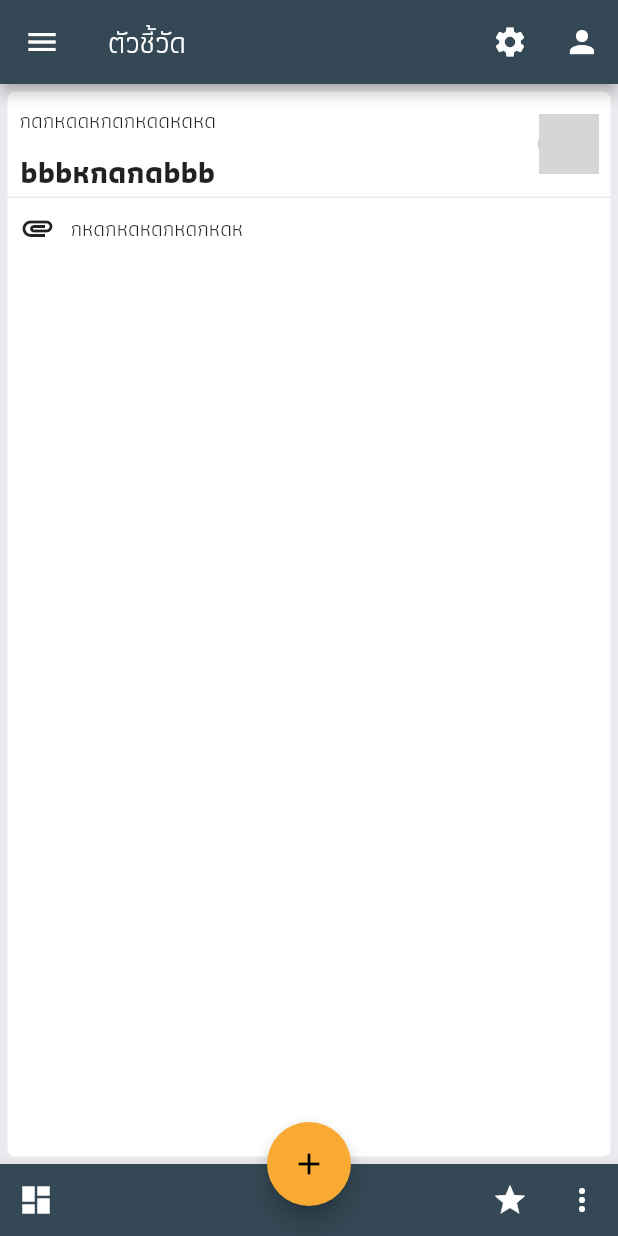
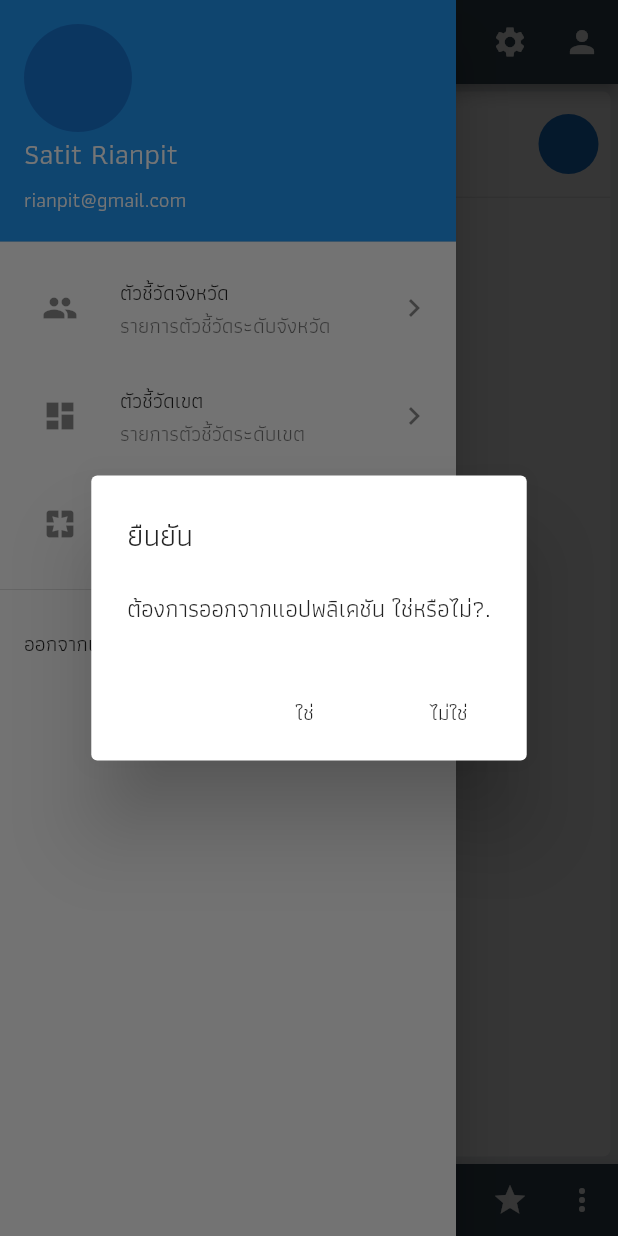
Before and after one commit to odevtheair/phayao_app, a Flutter app: the screen it shows after launch, in the side drawer, after a tap on "ออกจากแอปพลิเคชัน", on a phone screen of 412 x 824 dp. Run offline on Flutter 3.47's test engine with Material 2 defaults, Android fonts, the phone set to English and light mode, and no system bars; network calls fail; grey boxes are pictures that could not be loaded.

```diff
--- a/lib/pages/home_page.dart
+++ b/lib/pages/home_page.dart
@@ -1,3 +1,6 @@
+import 'dart:async';
+import 'dart:io';
+
 import 'package:flutter/material.dart';
 import 'package:kpi/pages/info_page.dart';
 import 'package:kpi/pages/ministry_page.dart';
@@ -24,6 +27,39 @@ class _HomePageState extends State<HomePage> {
 
   @override
   Widget build(BuildContext context) {
+    Future<Null> _showConfirm() async {
+      return showDialog<Null>(
+        context: context,
+        barrierDismissible: false, // user must tap button!
+        builder: (BuildContext context) {
+          return new AlertDialog(
+            title: new Text('ยืนยัน'),
+            content: new SingleChildScrollView(
+              child: new ListBody(
+                children: <Widget>[
+                  new Text('ต้องการออกจากแอปพลิเคชัน ใช่หรือไม่?.'),
+                ],
+              ),
+            ),
+            actions: <Widget>[
+              new FlatButton(
+                child: new Text('ใช่'),
+                onPressed: () {
+                  exit(0);
+                },
+              ),
+              new FlatButton(
+                child: new Text('ไม่ใช่'),
+                onPressed: () {
+                  Navigator.of(context).pop();
+                },
+              ),
+            ],
+          );
+        },
+      );
+    }
+
     return Scaffold(
       appBar: AppBar(
         title: Text('ตัวชี้วัด'),
@@ -104,7 +140,7 @@ class _HomePageState extends State<HomePage> {
 //              leading: IconButton(icon: Icon(Icons.pages), onPressed: () {}),
               trailing: Icon(Icons.exit_to_app),
               onTap: () {
-                Navigator.pop(context);
+                _showConfirm();
               },
             ),
           ],
```
